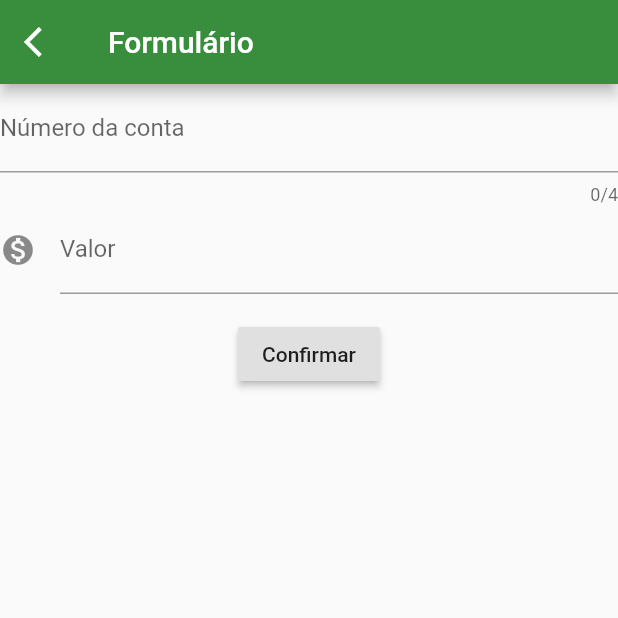
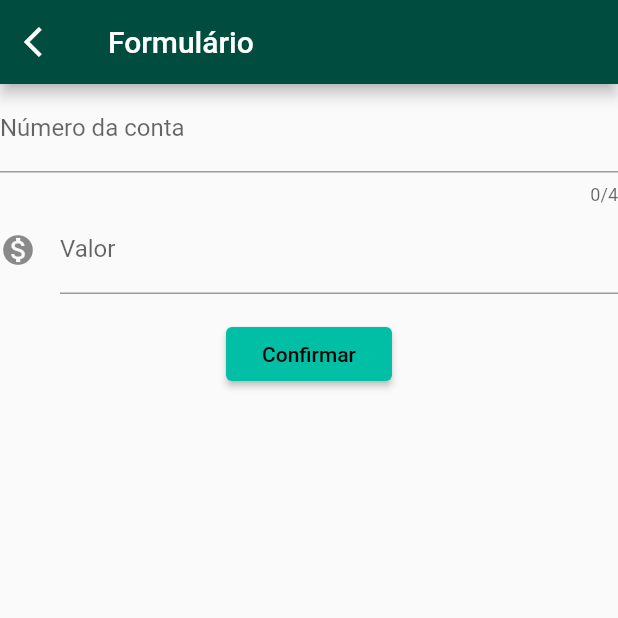
Before and after one commit to toddywannalearn/bitBankingAlura-flutter, a Flutter app: the screen it shows after launch, after a tap on the "add" icon, on a phone screen of 412 x 824 dp, the top half of it. Run offline on Flutter 3.47's test engine with Material 2 defaults, Android fonts, the phone set to English and light mode, and no system bars.

Commit message:
organizacao de packages

```diff
--- a/lib/main.dart
+++ b/lib/main.dart
@@ -1,93 +1,25 @@
 import 'package:flutter/cupertino.dart';
 import 'package:flutter/material.dart';
-import 'transferencia_screen.dart';
-import 'Transferencia.dart';
+import 'widgets/Themes.dart';
+import 'screens/HomeScreen.dart';
 
 void main() {
   runApp(MyApp());
 }
 
-class MyApp extends StatelessWidget {
+class MyApp extends StatefulWidget {
+
+  @override
+  _MyAppState createState() => _MyAppState();
+}
+
+class _MyAppState extends State<MyApp> {
+
   @override
   Widget build(BuildContext context) {
     return MaterialApp(
+      theme: Themes().greenTheme(),
       home: HomeScreen(),
     );
   }
 }
-
-class HomeScreen extends StatefulWidget {
-  final List<Transferencia> _transferencias = [];
-
-  @override
-  _HomeScreenState createState() => _HomeScreenState();
-}
-
-class _HomeScreenState extends State<HomeScreen> {
-  @override
-  Widget build(BuildContext context) {
-    return Scaffold(
-      appBar: AppBar(
-        title: Text('Transferências'),
-        backgroundColor: Colors.green.shade700,
-      ),
-      body: widget._transferencias.length == 0
-          ? emptyList()
-          : listaTransferencias(),
-      floatingActionButton: floatingAddTransferencia(context),
-    );
-  }
-
-  Widget emptyList() {
-    return Card(
-      child: ListTile(
-        leading: Icon(Icons.close,
-        color: Colors.red,),
-        title: Text('Nenhuma transferencia para ser exibida'),
-      ),
-    );
-  }
-
-  Widget listaTransferencias() {
-    return ListView.builder(
-      itemCount: widget._transferencias.length,
-      itemBuilder: (context, index) {
-        final transferencia = widget._transferencias[index];
-        return cardTransferencia(transferencia);
-      },
-    );
-  }
-
-  Widget cardTransferencia(Transferencia transferencia) {
-    return Card(
-            child: ListTile(
-        leading: Icon(Icons.monetization_on),
-        title: Text(transferencia.valor.toString()),
-        subtitle: Text(transferencia.conta.toString()),
-      ),
-    );
-  }
-
-  Widget floatingAddTransferencia(BuildContext context) {
-    return FloatingActionButton(
-      backgroundColor: Colors.green.shade700,
-      child: Icon(Icons.add),
-      onPressed: () {
-        final Future<Transferencia> future = Navigator.push(
-          context,
-          MaterialPageRoute(builder: (BuildContext context) => TransfScreen()),
-        );
-        future.then((transferenciaRecebida) {
-          debugPrint('chegou no then do future');
-          debugPrint('$transferenciaRecebida');
-          Future.delayed(Duration(seconds: 2));
-          if(transferenciaRecebida != null){
-            setState(() {
-              widget._transferencias.add(transferenciaRecebida);
-            });
-          }
-        });
-      },
-    );
-  }
-}
--- /dev/null
+++ b/lib/screens/HomeScreen.dart
@@ -0,0 +1,81 @@
+import 'package:flutter/cupertino.dart';
+import 'package:flutter/material.dart';
+import 'transferenciaScreen.dart';
+import '../model/Transferencia.dart';
+
+class HomeScreen extends StatefulWidget {
+  final List<Transferencia> _transferencias = [];
+
+  @override
+  _HomeScreenState createState() => _HomeScreenState();
+}
+
+class _HomeScreenState extends State<HomeScreen> {
+  @override
+  Widget build(BuildContext context) {
+    return Scaffold(
+      appBar: AppBar(
+        title: Text('Transferências'),
+      ),
+      body: widget._transferencias.length == 0
+          ? emptyList()
+          : listaTransferencias(),
+      floatingActionButton: floatingAddTransferencia(context),
+    );
+  }
+
+  Widget emptyList() {
+    return Card(
+      child: ListTile(
+        leading: Icon(
+          Icons.close,
+          color: Colors.red,
+        ),
+        title: Text('Nenhuma transferencia para ser exibida'),
+      ),
+    );
+  }
+
+  Widget listaTransferencias() {
+    return ListView.builder(
+      itemCount: widget._transferencias.length,
+      itemBuilder: (context, index) {
+        final transferencia = widget._transferencias[index];
+        return cardTransferencia(transferencia);
+      },
+    );
+  }
+
+  Widget cardTransferencia(Transferencia transferencia) {
+    return Card(
+      child: ListTile(
+        leading: Icon(Icons.monetization_on),
+        title: Text(transferencia.valor.toString()),
+        subtitle: Text(transferencia.conta.toString()),
+      ),
+    );
+  }
+
+  Widget floatingAddTransferencia(BuildContext context) {
+    return FloatingActionButton(
+      child: Icon(Icons.add),
+      onPressed: () {
+        final Future<Transferencia> future = Navigator.push(
+          context,
+          MaterialPageRoute(builder: (BuildContext context) => TransfScreen()),
+        );
+        future.then((transferenciaRecebida) {
+          Future.delayed(Duration(seconds: 2), () {
+            debugPrint('chegou no then do future');
+            debugPrint('$transferenciaRecebida');
+            if (transferenciaRecebida != null) {
+              setState(() {
+                widget._transferencias.add(transferenciaRecebida);
+              });
+            }
+          });
+        });
+      },
+    );
+  }
+}
--- a/lib/transferencia_screen.dart
+++ b/lib/screens/transferenciaScreen.dart
@@ -1,18 +1,20 @@
-import 'package:bitbanking/Transferencia.dart';
+import 'package:bitbanking/model/Transferencia.dart';
 import 'package:flutter/material.dart';
-import 'widgets/Editor.dart';
-import 'widgets/ContainerQtd.dart';
+import '../widgets/Editor.dart';
 
-class TransfScreen extends StatelessWidget {
+class TransfScreen extends StatefulWidget {
+  @override
+  _TransfScreenState createState() => _TransfScreenState();
+}
+
+class _TransfScreenState extends State<TransfScreen> {
   final TextEditingController _controllerCampoConta = TextEditingController();
   final TextEditingController _controllerCampoValor = TextEditingController();
 
   @override
   Widget build(BuildContext context) {
-    return MaterialApp(
-      home: Scaffold(
+    return Scaffold(
         appBar: AppBar(
-          backgroundColor: Colors.green.shade700,
           title: Text('Formulário'),
           leading: IconButton(
             icon: Icon(Icons.arrow_back_ios),
@@ -44,8 +46,7 @@ class TransfScreen extends StatelessWidget {
             ],
           ),
         ),
-      ),
-    );
+      );
   }
 
   void _criaTransferencia(BuildContext context) {
@@ -61,28 +62,4 @@ class TransfScreen extends StatelessWidget {
       debugPrint('A conta ou valor não devem ser nulos');
     }
   }
-
-//  Widget btnConfirmar() {
-//    return RaisedButton(
-//      color: Colors.blueAccent,
-//      child: Text(
-//        'Confirmar',
-//        style: TextStyle(
-//          color: Colors.white,
-//        ),
-//      ),
-//      onPressed: () {
-//        int conta = int.tryParse(_controllerCampoConta.text);
-//        double valor = double.tryParse(_controllerCampoValor.text);
-//        if (conta != null && valor != null) {
-//          final transferenciaCriada = Transferencia(conta, valor);
-//          debugPrint(transferenciaCriada.toString());
-//          debugPrint('criando transferencia');
-//          Navigator.pop(context, transferenciaCriada);
-//        } else {
-//          debugPrint('A conta ou valor não devem ser nulos');
-//        }
-//      },
-//    );
-//  }
 }
--- /dev/null
+++ b/lib/widgets/Themes.dart
@@ -0,0 +1,38 @@
+import 'package:flutter/material.dart';
+
+class Themes{
+
+  ThemeData pinkTheme(){
+    return ThemeData(
+      primaryColor: Color(0xffec407a),
+      accentColor: Colors.pinkAccent[200],
+      buttonTheme: ButtonThemeData(
+        buttonColor: Colors.pinkAccent[200],
+        textTheme: ButtonTextTheme.primary,
+      ),
+    );
+  }
+
+  ThemeData greenTheme(){
+    return ThemeData(
+      primaryColor: Colors.teal[900],
+      accentColor: Colors.tealAccent[700],
+      buttonTheme: ButtonThemeData(
+        buttonColor: Colors.tealAccent[700],
+        textTheme: ButtonTextTheme.primary,
+      ),
+    );
+  }
+
+  ThemeData blueTheme(){
+    return ThemeData(
+      primaryColor: Colors.blue[800],
+      accentColor: Colors.blueAccent[700],
+      buttonTheme: ButtonThemeData(
+        buttonColor: Colors.blueAccent[700],
+        textTheme: ButtonTextTheme.primary,
+      ),
+    );
+  }
+
+}
```
Also changed, not shown: lib/widgets/ContainerQtd.dart (deleted, +0 -23 lines), lib/model/Transferencia.dart (renamed from lib/Transferencia.dart).
